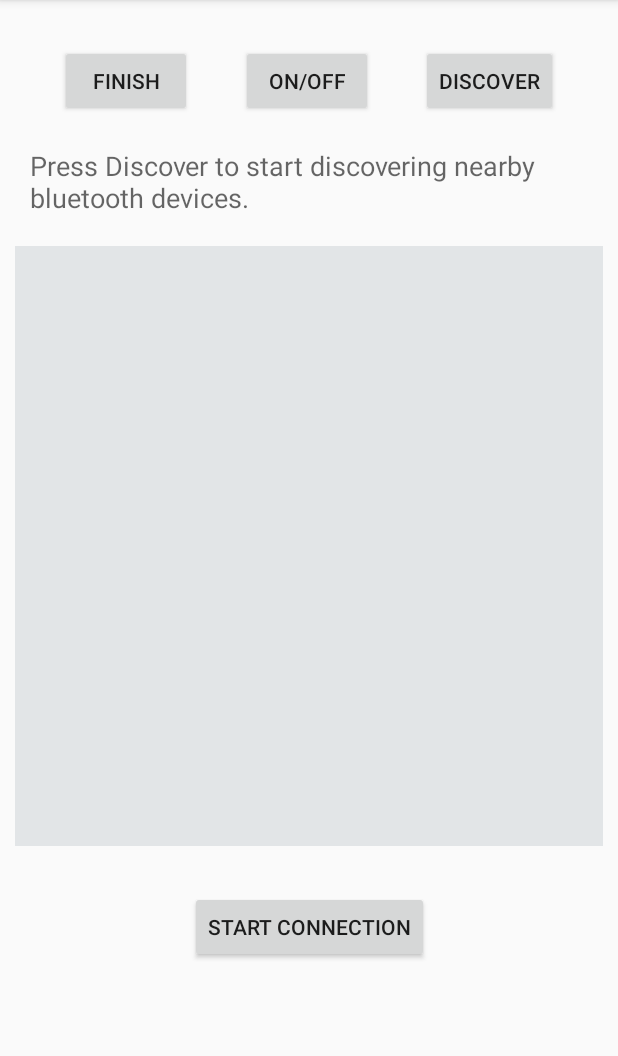
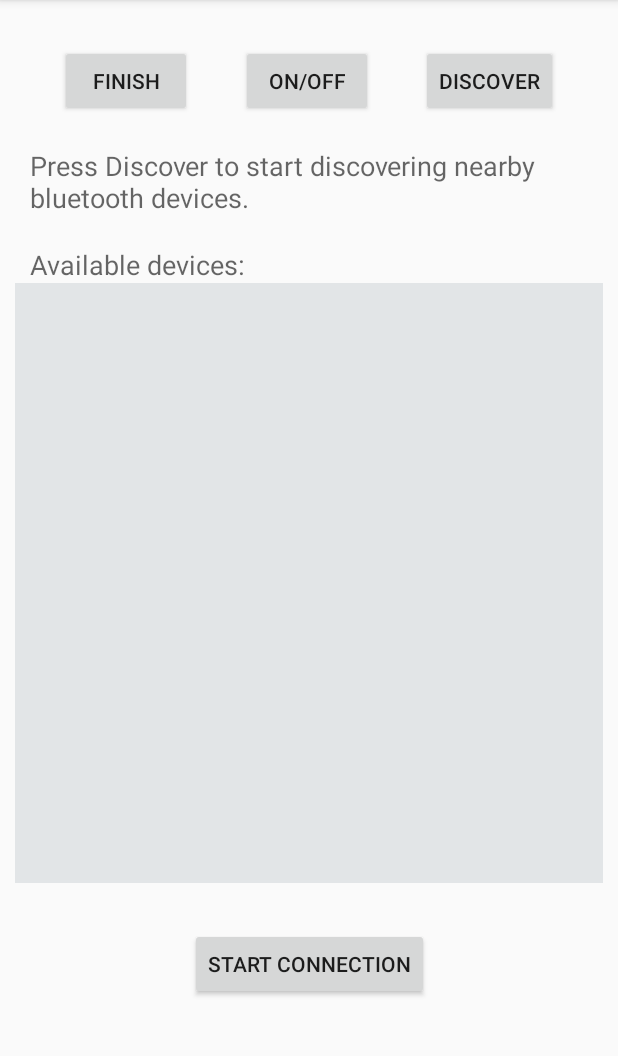
Before and after one commit to nabarcala/SOFF, an Android app: the screen it shows after launch (Connectivity_Activity), on a phone screen of 412 x 824 dp, the part 84-1140 px from its top. Run offline under Robolectric (Android 15) with nearby library versions, the phone set to English and light mode, and no system bars; libraries missing offline, so code that uses them is left out: com.parse; 2 statements that could not run were skipped.

Commit message:
Add instructions to bt connection activity

```diff
--- a/SOFF-App/app/src/main/res/layout/activity_connectivity.xml
+++ b/SOFF-App/app/src/main/res/layout/activity_connectivity.xml
@@ -50,15 +50,12 @@
         android:layout_height="400dp"
         android:layout_marginLeft="10dp"
         android:layout_marginRight="10dp"
-        android:layout_marginTop="20dp"
         android:background="#E2E5E7"
         android:choiceMode="singleChoice"
         android:listSelector="#c8cacc"
-        android:visibility="visible"
         app:layout_constraintEnd_toEndOf="parent"
-        app:layout_constraintHorizontal_bias="0.8"
         app:layout_constraintStart_toStartOf="parent"
-        app:layout_constraintTop_toBottomOf="@+id/text_bt_instruct" />
+        app:layout_constraintTop_toBottomOf="@+id/textView" />
 
     <Button
         android:id="@+id/btnStartConnection"
@@ -132,4 +129,16 @@
         app:layout_constraintStart_toStartOf="parent"
         app:layout_constraintTop_toBottomOf="@+id/btnOFFON" />
 
+    <TextView
+        android:id="@+id/textView"
+        android:layout_width="match_parent"
+        android:layout_height="wrap_content"
+        android:layout_marginTop="20dp"
+        android:layout_marginRight="20dp"
+        android:layout_marginLeft="20dp"
+        android:text="Available devices:"
+        android:textAppearance="@style/TextAppearance.AppCompat.Medium"
+        app:layout_constraintTop_toBottomOf="@+id/text_bt_instruct"
+        tools:layout_editor_absoluteX="20dp" />
+
 </androidx.constraintlayout.widget.ConstraintLayout>
```
